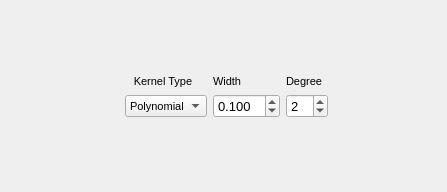
Above: _AlgorithmsPlugins/Projections/paramsKPCA.ui from b4silio/MLDemos before the change. Below: the same form after it.
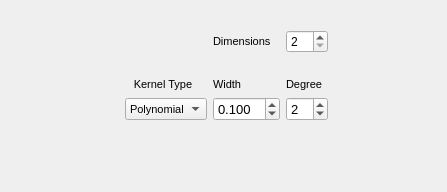
That is the form after the change.

Commit message: - Added EigenVector display (table form) for PCA - Added KPCA target dimensions to choose gow many we want to actually provide - Taken out the CrossValidation buttons as they were not useful anymore since we now have the compare button - Added an "auto fit" checkbox in the projections panel - Started adding a Kernel PCA display for kernel features contour lines

Patch:
```diff
--- a/_AlgorithmsPlugins/Projections/paramsKPCA.ui
+++ b/_AlgorithmsPlugins/Projections/paramsKPCA.ui
@@ -174,6 +174,30 @@
      </item>
     </widget>
    </item>
+   <item row="0" column="4">
+    <widget class="QSpinBox" name="dimCountSpin">
+     <property name="font">
+      <font>
+       <pointsize>9</pointsize>
+      </font>
+     </property>
+     <property name="minimum">
+      <number>2</number>
+     </property>
+    </widget>
+   </item>
+   <item row="0" column="3">
+    <widget class="QLabel" name="labelWidth_2">
+     <property name="font">
+      <font>
+       <pointsize>8</pointsize>
+      </font>
+     </property>
+     <property name="text">
+      <string>Dimensions</string>
+     </property>
+    </widget>
+   </item>
   </layout>
  </widget>
  <resources/>
```
The commit also changes 20 other files.
